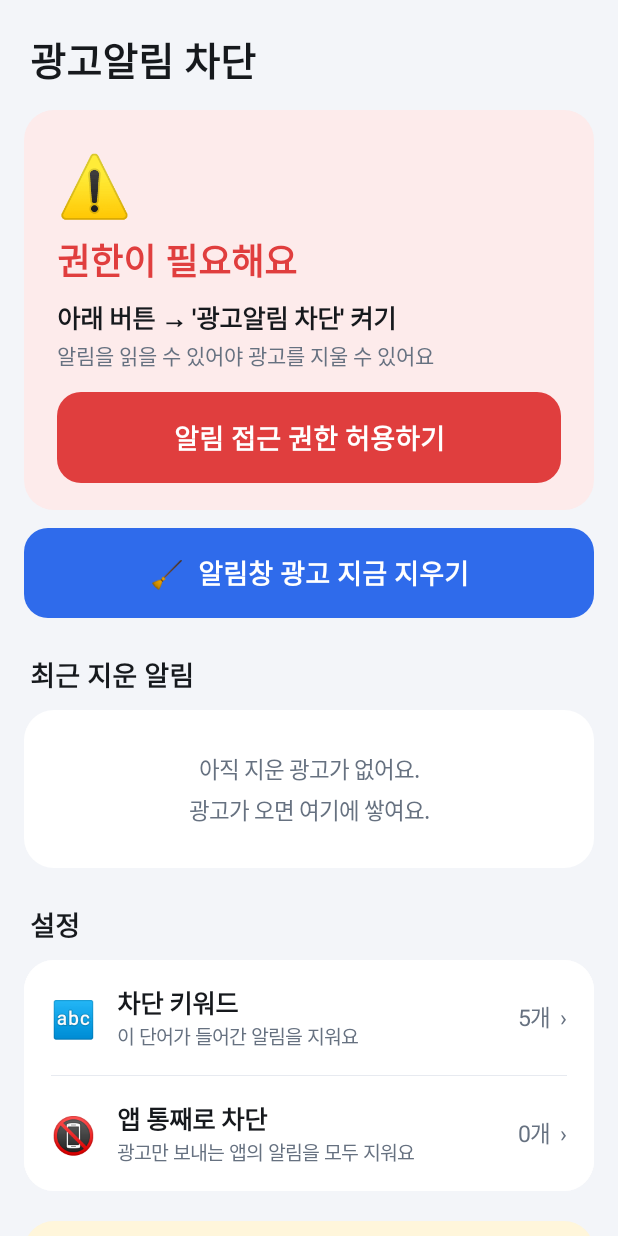
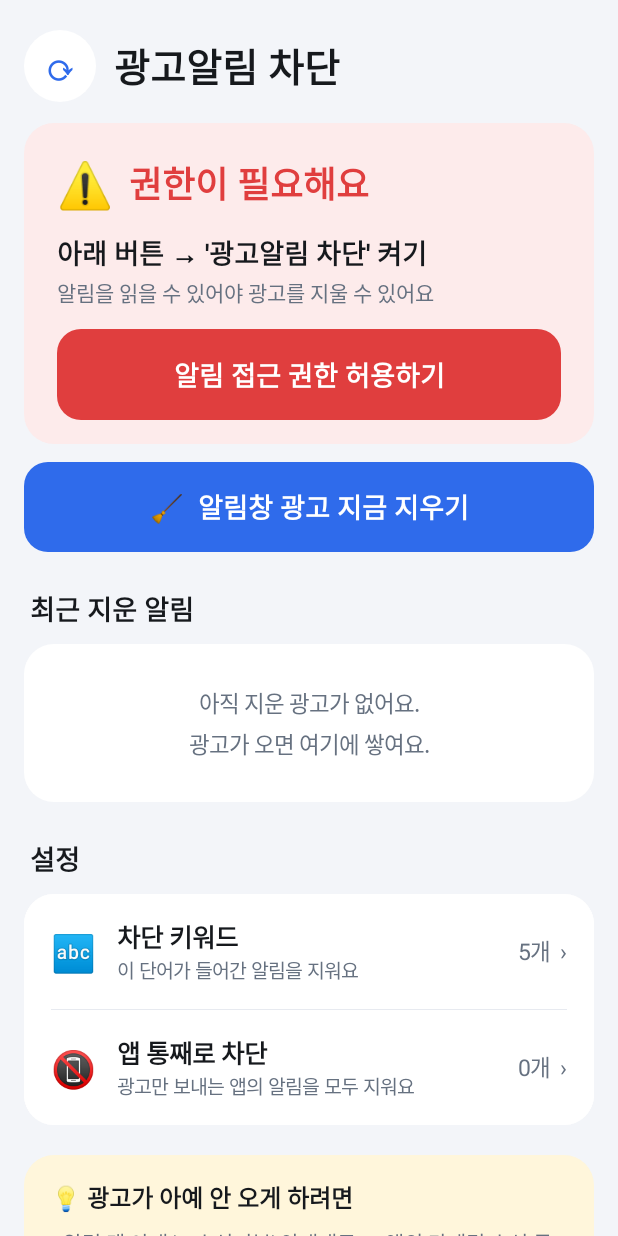
Before and after one commit to jonginzz33-code/jonginzz33, an Android app: the screen it shows after launch (MainActivity), on a phone screen of 412 x 824 dp. Run offline under Robolectric (Android 15) with nearby library versions, the phone set to English and light mode, and no system bars; libraries missing offline, so code that uses them is left out: com.google.android.play.

Commit message:
1.0.4: refresh/in-app update button, fix status bar overlap, compact status card
Co-Authored-By: Claude Opus 5.5 <noreply@anthropic.com>
Claude-Session: https://claude.ai/code/session_016t4SnvPHyZD74hN4QCv1MU

```diff
--- a/ad-blocker-app/app/build.gradle.kts
+++ b/ad-blocker-app/app/build.gradle.kts
@@ -19,8 +19,8 @@ android {
         applicationId = "com.jonginzz.adblock"
         minSdk = 26
         targetSdk = 36
-        versionCode = 4
-        versionName = "1.0.3"
+        versionCode = 5
+        versionName = "1.0.4"
     }
     signingConfigs {
         if (keyProps.isNotEmpty()) create("release") {
@@ -47,5 +47,6 @@ android {
 kotlin { compilerOptions { jvmTarget.set(org.jetbrains.kotlin.gradle.dsl.JvmTarget.JVM_17) } }
 
 dependencies {
+    implementation("com.google.android.play:app-update:2.1.0")
     testImplementation("junit:junit:4.13.2")
 }
--- a/ad-blocker-app/app/src/main/java/com/jonginzz/adblock/AppsActivity.kt
+++ b/ad-blocker-app/app/src/main/java/com/jonginzz/adblock/AppsActivity.kt
@@ -103,6 +103,7 @@ class AppsActivity : Activity() {
                 ((view as LinearLayout).getChildAt(2) as Switch).isChecked = pkg in blocked
             }
         }, LinearLayout.LayoutParams(MATCH_PARENT, 0, 1f))
+        ui.fitSystemBars(root)
         setContentView(root)
     }
 
--- a/ad-blocker-app/app/src/main/java/com/jonginzz/adblock/MainActivity.kt
+++ b/ad-blocker-app/app/src/main/java/com/jonginzz/adblock/MainActivity.kt
@@ -10,6 +10,9 @@ import android.graphics.Typeface
 import android.net.Uri
 import android.os.Bundle
 import android.os.PowerManager
+import com.google.android.play.core.appupdate.AppUpdateManagerFactory
+import com.google.android.play.core.install.model.AppUpdateType
+import com.google.android.play.core.install.model.UpdateAvailability
 import android.provider.Settings
 import android.view.Gravity
 import android.view.View
@@ -55,16 +58,36 @@ class MainActivity : Activity() {
             setPadding(ui.dp(16), ui.dp(20), ui.dp(16), ui.dp(32))
         }
 
-        // 제목
-        root.addView(text("광고알림 차단", 26f, ui.text, bold = true).apply {
-            setPadding(ui.dp(4), 0, 0, ui.dp(14))
+        // 제목 줄: [⟳ 새로고침] 광고알림 차단
+        root.addView(LinearLayout(this).apply {
+            orientation = LinearLayout.HORIZONTAL
+            gravity = Gravity.CENTER_VERTICAL
+            setPadding(0, 0, 0, ui.dp(14))
+            addView(TextView(this@MainActivity).apply {
+                text = "⟳"
+                textSize = 24f
+                setTypeface(null, Typeface.BOLD)
+                setTextColor(ui.accent)
+                gravity = Gravity.CENTER
+                contentDescription = "새로고침 및 업데이트 확인"
+                ui.pressable(this, ui.card, 24)
+                setOnClickListener { refreshAndUpdate() }
+            }, LinearLayout.LayoutParams(ui.dp(48), ui.dp(48)))
+            addView(text("광고알림 차단", 26f, ui.text, bold = true).apply {
+                setPadding(ui.dp(12), 0, 0, 0)
+            })
         })
 
         // ── 1. 상태 카드 ──
-        statusCard = vbox().apply { setPadding(ui.dp(22), ui.dp(22), ui.dp(22), ui.dp(18)) }
-        statusIcon = text("", 40f, ui.text)
-        statusTitle = text("", 24f, ui.text, bold = true).apply { setPadding(0, ui.dp(6), 0, 0) }
-        statusCount = text("", 17f, ui.text, bold = true).apply { setPadding(0, ui.dp(8), 0, 0) }
+        statusCard = vbox().apply { setPadding(ui.dp(22), ui.dp(20), ui.dp(22), ui.dp(16)) }
+        statusIcon = text("", 30f, ui.text)
+        statusTitle = text("", 24f, ui.text, bold = true).apply { setPadding(ui.dp(10), 0, 0, 0) }
+        val statusHead = LinearLayout(this).apply {
+            orientation = LinearLayout.HORIZONTAL
+            gravity = Gravity.CENTER_VERTICAL
+            addView(statusIcon); addView(statusTitle)
+        }
+        statusCount = text("", 18f, ui.text, bold = true).apply { setPadding(0, ui.dp(12), 0, 0) }
         statusSub = text("", 14f, ui.sub).apply { setPadding(0, ui.dp(2), 0, 0) }
         permBtn = bigButton("알림 접근 권한 허용하기", Color.WHITE, ui.red) {
             startActivity(Intent(Settings.ACTION_NOTIFICATION_LISTENER_SETTINGS))
@@ -78,7 +101,7 @@ class MainActivity : Activity() {
             isChecked = Prefs.isEnabled(this@MainActivity)
             setOnCheckedChangeListener { _, on -> Prefs.setEnabled(this@MainActivity, on); refresh() }
         }
-        listOf(statusIcon, statusTitle, statusCount, statusSub, permBtn, toggle).forEach(statusCard::addView)
+        listOf(statusHead, statusCount, statusSub, permBtn, toggle).forEach(statusCard::addView)
         root.addView(statusCard, block())
 
         // ── 1-2. 꺼지지 않게: 배터리 '제한 없음' 안내 (설정 안 됐을 때만 보임) ──
@@ -139,6 +162,7 @@ class MainActivity : Activity() {
                 14f, ui.sub).apply { setPadding(0, ui.dp(8), 0, 0); setLineSpacing(0f, 1.25f) })
         }, block(top = 20))
 
+        ui.fitSystemBars(root)
         setContentView(ScrollView(this).apply {
             setBackgroundColor(ui.bg)
             addView(root)
@@ -234,6 +258,31 @@ class MainActivity : Activity() {
 
         keywordValue.text = "${Prefs.keywords(this).size}개  ›"
         appsValue.text = "${Prefs.blockedApps(this).size}개  ›"
+    }
+
+    /** 화면 새로고침 + Play 스토어에 새 버전이 있으면 바로 업데이트 */
+    private fun refreshAndUpdate() {
+        refresh()
+        AdBlockService.instance?.sweep()
+        val current = runCatching { packageManager.getPackageInfo(packageName, 0).versionName }.getOrNull() ?: ""
+        val mgr = AppUpdateManagerFactory.create(this)
+        toast("새 버전 확인 중…")
+        mgr.appUpdateInfo
+            .addOnSuccessListener { info ->
+                val avail = info.updateAvailability()
+                if ((avail == UpdateAvailability.UPDATE_AVAILABLE ||
+                        avail == UpdateAvailability.DEVELOPER_TRIGGERED_UPDATE_IN_PROGRESS) &&
+                    info.isUpdateTypeAllowed(AppUpdateType.IMMEDIATE)) {
+                    @Suppress("DEPRECATION")
+                    mgr.startUpdateFlowForResult(info, AppUpdateType.IMMEDIATE, this, REQ_UPDATE)
+                } else {
+                    toast("최신 버전이에요 ($current)")
+                }
+            }
+            .addOnFailureListener {
+                // Play 스토어로 설치하지 않은 경우 등
+                toast("업데이트 확인 실패 — Play 스토어에서 직접 확인해 주세요")
+            }
     }
 
     /** 배터리 최적화 예외(삼성 '제한 없음')인지 */
@@ -367,5 +416,8 @@ class MainActivity : Activity() {
     /** 이번 실행에서 배터리 안내 창을 이미 띄웠는지 (화면 돌아올 때마다 뜨지 않게) */
     private var askedBattery = false
 
-    companion object { private const val MAX_RECENT = 5 }
+    companion object {
+        private const val MAX_RECENT = 5
+        private const val REQ_UPDATE = 7001
+    }
 }
--- a/ad-blocker-app/app/src/main/java/com/jonginzz/adblock/Ui.kt
+++ b/ad-blocker-app/app/src/main/java/com/jonginzz/adblock/Ui.kt
@@ -6,7 +6,9 @@ import android.graphics.Color
 import android.graphics.drawable.GradientDrawable
 import android.graphics.drawable.RippleDrawable
 import android.content.res.ColorStateList
+import android.os.Build
 import android.view.View
+import android.view.WindowInsets
 
 /** 색·모양 공통 (라이트/다크 자동) */
 class Ui(val c: Context) {
@@ -28,6 +30,29 @@ class Ui(val c: Context) {
     val accent = pick("#2F6BEB", "#5C93FF")
     val tipBg = pick("#FFF6DB", "#2E2814")
 
+    /**
+     * 안드로이드 15+ 는 화면을 상태바 밑까지 그린다(edge-to-edge).
+     * 상태바·내비게이션바 높이만큼 안쪽 여백을 더해 글자가 겹치지 않게 한다.
+     */
+    fun fitSystemBars(v: View) {
+        val l = v.paddingLeft; val t = v.paddingTop; val r = v.paddingRight; val b = v.paddingBottom
+        v.setOnApplyWindowInsetsListener { view, insets ->
+            val top: Int; val bottom: Int
+            if (Build.VERSION.SDK_INT >= 30) {
+                val bars = insets.getInsets(WindowInsets.Type.systemBars() or WindowInsets.Type.displayCutout())
+                top = bars.top; bottom = bars.bottom
+            } else {
+                @Suppress("DEPRECATION")
+                top = insets.systemWindowInsetTop
+                @Suppress("DEPRECATION")
+                bottom = insets.systemWindowInsetBottom
+            }
+            view.setPadding(l, t + top, r, b + bottom)
+            insets
+        }
+        v.requestApplyInsets()
+    }
+
     fun dp(v: Int) = (v * c.resources.displayMetrics.density).toInt()
 
     fun round(color: Int, radiusDp: Int = 20) = GradientDrawable().apply {
```
Also changed, not shown: 3 other files.
